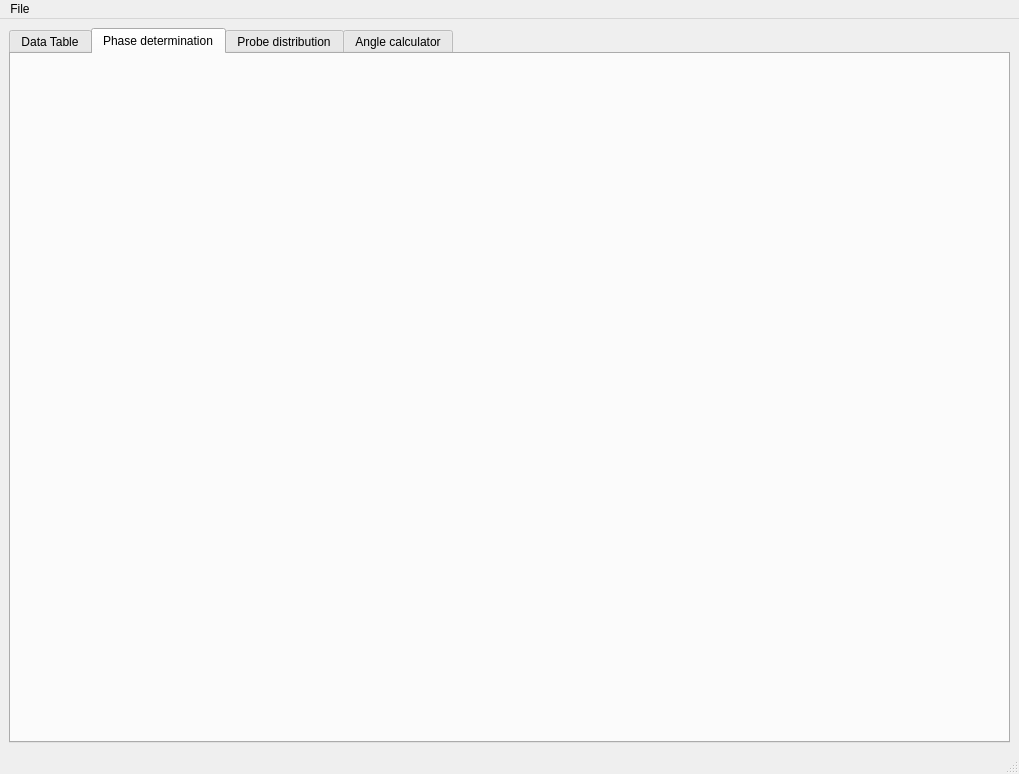
The window that src/main/python/easyAMPS_maingui.ui (bd-delnatan/easyAMPS) describes before a commit, drawn with Qt 5.
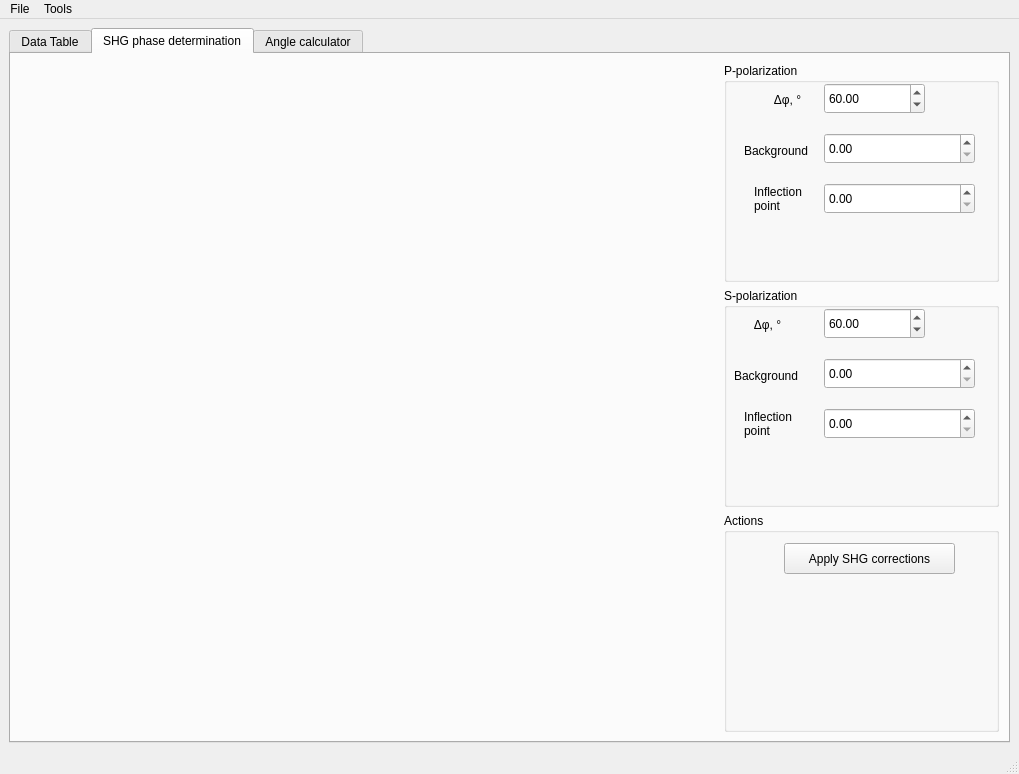
The same window after the commit. The open tabs and pages were chosen to show the change. Custom widgets are drawn as their Qt base class.

The edit to the form file:
```diff
--- a/src/main/python/easyAMPS_maingui.ui
+++ b/src/main/python/easyAMPS_maingui.ui
@@ -90,13 +90,296 @@
       </widget>
       <widget class="QWidget" name="tab_2">
        <attribute name="title">
-        <string>Phase determination</string>
+        <string>SHG phase determination</string>
        </attribute>
-      </widget>
-      <widget class="QWidget" name="tab_3">
-       <attribute name="title">
-        <string>Probe distribution</string>
-       </attribute>
+       <layout class="QHBoxLayout" name="horizontalLayout_2">
+        <item>
+         <widget class="visAMPSWidget" name="visualchecksWidget" native="true">
+          <property name="sizePolicy">
+           <sizepolicy hsizetype="Expanding" vsizetype="Expanding">
+            <horstretch>0</horstretch>
+            <verstretch>0</verstretch>
+           </sizepolicy>
+          </property>
+          <property name="minimumSize">
+           <size>
+            <width>600</width>
+            <height>0</height>
+           </size>
+          </property>
+         </widget>
+        </item>
+        <item>
+         <layout class="QVBoxLayout" name="verticalLayout_4">
+          <property name="sizeConstraint">
+           <enum>QLayout::SetMinimumSize</enum>
+          </property>
+          <item>
+           <widget class="QGroupBox" name="groupBox">
+            <property name="sizePolicy">
+             <sizepolicy hsizetype="Minimum" vsizetype="MinimumExpanding">
+              <horstretch>1</horstretch>
+              <verstretch>0</verstretch>
+             </sizepolicy>
+            </property>
+            <property name="minimumSize">
+             <size>
+              <width>275</width>
+              <height>0</height>
+             </size>
+            </property>
+            <property name="title">
+             <string>P-polarization</string>
+            </property>
+            <widget class="QDoubleSpinBox" name="phasePspinBox">
+             <property name="geometry">
+              <rect>
+               <x>100</x>
+               <y>20</y>
+               <width>101</width>
+               <height>31</height>
+              </rect>
+             </property>
+             <property name="maximum">
+              <double>180.000000000000000</double>
+             </property>
+             <property name="value">
+              <double>60.000000000000000</double>
+             </property>
+            </widget>
+            <widget class="QLabel" name="label">
+             <property name="geometry">
+              <rect>
+               <x>40</x>
+               <y>30</y>
+               <width>47</width>
+               <height>14</height>
+              </rect>
+             </property>
+             <property name="text">
+              <string>Δφ, °</string>
+             </property>
+             <property name="alignment">
+              <set>Qt::AlignCenter</set>
+             </property>
+            </widget>
+            <widget class="QDoubleSpinBox" name="backgroundPspinBox">
+             <property name="geometry">
+              <rect>
+               <x>100</x>
+               <y>70</y>
+               <width>151</width>
+               <height>31</height>
+              </rect>
+             </property>
+             <property name="maximum">
+              <double>10000000.000000000000000</double>
+             </property>
+            </widget>
+            <widget class="QLabel" name="label_3">
+             <property name="geometry">
+              <rect>
+               <x>20</x>
+               <y>80</y>
+               <width>71</width>
+               <height>16</height>
+              </rect>
+             </property>
+             <property name="text">
+              <string>Background</string>
+             </property>
+            </widget>
+            <widget class="QLabel" name="Pphase_sigma_label">
+             <property name="geometry">
+              <rect>
+               <x>210</x>
+               <y>30</y>
+               <width>47</width>
+               <height>14</height>
+              </rect>
+             </property>
+             <property name="text">
+              <string/>
+             </property>
+            </widget>
+            <widget class="QDoubleSpinBox" name="PinflectionSpinBox">
+             <property name="geometry">
+              <rect>
+               <x>100</x>
+               <y>120</y>
+               <width>151</width>
+               <height>31</height>
+              </rect>
+             </property>
+             <property name="maximum">
+              <double>100000000.000000000000000</double>
+             </property>
+            </widget>
+            <widget class="QLabel" name="label_5">
+             <property name="geometry">
+              <rect>
+               <x>30</x>
+               <y>120</y>
+               <width>61</width>
+               <height>31</height>
+              </rect>
+             </property>
+             <property name="text">
+              <string>Inflection
+point</string>
+             </property>
+            </widget>
+           </widget>
+          </item>
+          <item>
+           <widget class="QGroupBox" name="groupBox_2">
+            <property name="sizePolicy">
+             <sizepolicy hsizetype="Minimum" vsizetype="MinimumExpanding">
+              <horstretch>1</horstretch>
+              <verstretch>0</verstretch>
+             </sizepolicy>
+            </property>
+            <property name="title">
+             <string>S-polarization</string>
+            </property>
+            <widget class="QDoubleSpinBox" name="phaseSspinBox">
+             <property name="geometry">
+              <rect>
+               <x>100</x>
+               <y>20</y>
+               <width>101</width>
+               <height>31</height>
+              </rect>
+             </property>
+             <property name="maximum">
+              <double>180.000000000000000</double>
+             </property>
+             <property name="value">
+              <double>60.000000000000000</double>
+             </property>
+            </widget>
+            <widget class="QLabel" name="label_2">
+             <property name="geometry">
+              <rect>
+               <x>20</x>
+               <y>30</y>
+               <width>47</width>
+               <height>14</height>
+              </rect>
+             </property>
+             <property name="text">
+              <string>Δφ, °</string>
+             </property>
+             <property name="alignment">
+              <set>Qt::AlignCenter</set>
+             </property>
+            </widget>
+            <widget class="QDoubleSpinBox" name="backgroundSspinBox">
+             <property name="geometry">
+              <rect>
+               <x>100</x>
+               <y>70</y>
+               <width>151</width>
+               <height>31</height>
+              </rect>
+             </property>
+             <property name="maximum">
+              <double>10000000.000000000000000</double>
+             </property>
+            </widget>
+            <widget class="QLabel" name="label_4">
+             <property name="geometry">
+              <rect>
+               <x>10</x>
+               <y>80</y>
+               <width>71</width>
+               <height>16</height>
+              </rect>
+             </property>
+             <property name="text">
+              <string>Background</string>
+             </property>
+            </widget>
+            <widget class="QLabel" name="Sphase_sigma_label">
+             <property name="geometry">
+              <rect>
+               <x>210</x>
+               <y>30</y>
+               <width>47</width>
+               <height>14</height>
+              </rect>
+             </property>
+             <property name="text">
+              <string/>
+             </property>
+            </widget>
+            <widget class="QLabel" name="label_6">
+             <property name="geometry">
+              <rect>
+               <x>20</x>
+               <y>120</y>
+               <width>61</width>
+               <height>31</height>
+              </rect>
+             </property>
+             <property name="text">
+              <string>Inflection
+point</string>
+             </property>
+            </widget>
+            <widget class="QDoubleSpinBox" name="SinflectionSpinBox">
+             <property name="geometry">
+              <rect>
+               <x>100</x>
+               <y>120</y>
+               <width>151</width>
+               <height>31</height>
+              </rect>
+             </property>
+             <property name="maximum">
+              <double>100000000.000000000000000</double>
+             </property>
+            </widget>
+           </widget>
+          </item>
+          <item>
+           <widget class="QGroupBox" name="groupBox_3">
+            <property name="sizePolicy">
+             <sizepolicy hsizetype="Minimum" vsizetype="MinimumExpanding">
+              <horstretch>1</horstretch>
+              <verstretch>0</verstretch>
+             </sizepolicy>
+            </property>
+            <property name="title">
+             <string>Actions</string>
+            </property>
+            <widget class="QPushButton" name="correctSHGButton">
+             <property name="geometry">
+              <rect>
+               <x>60</x>
+               <y>30</y>
+               <width>171</width>
+               <height>31</height>
+              </rect>
+             </property>
+             <property name="text">
+              <string>Apply SHG corrections</string>
+             </property>
+             <property name="autoDefault">
+              <bool>false</bool>
+             </property>
+             <property name="default">
+              <bool>false</bool>
+             </property>
+             <property name="flat">
+              <bool>false</bool>
+             </property>
+            </widget>
+           </widget>
+          </item>
+         </layout>
+        </item>
+       </layout>
       </widget>
       <widget class="QWidget" name="tab_4">
        <attribute name="title">
@@ -238,7 +521,14 @@
     <addaction name="separator"/>
     <addaction name="actionExit"/>
    </widget>
+   <widget class="QMenu" name="menuTools">
+    <property name="title">
+     <string>Tools</string>
+    </property>
+    <addaction name="actionParse_raw_data"/>
+   </widget>
    <addaction name="menuFile"/>
+   <addaction name="menuTools"/>
   </widget>
   <widget class="QStatusBar" name="statusbar"/>
   <action name="actionOpen">
@@ -275,6 +565,12 @@
    <header>MplWidgets.h</header>
    <container>1</container>
   </customwidget>
+  <customwidget>
+   <class>visAMPSWidget</class>
+   <extends>QWidget</extends>
+   <header>MplWidgets.h</header>
+   <container>1</container>
+  </customwidget>
  </customwidgets>
  <resources/>
  <connections/>
```
Left out of the diff: 5 changed lines with no effect on the pictures.
